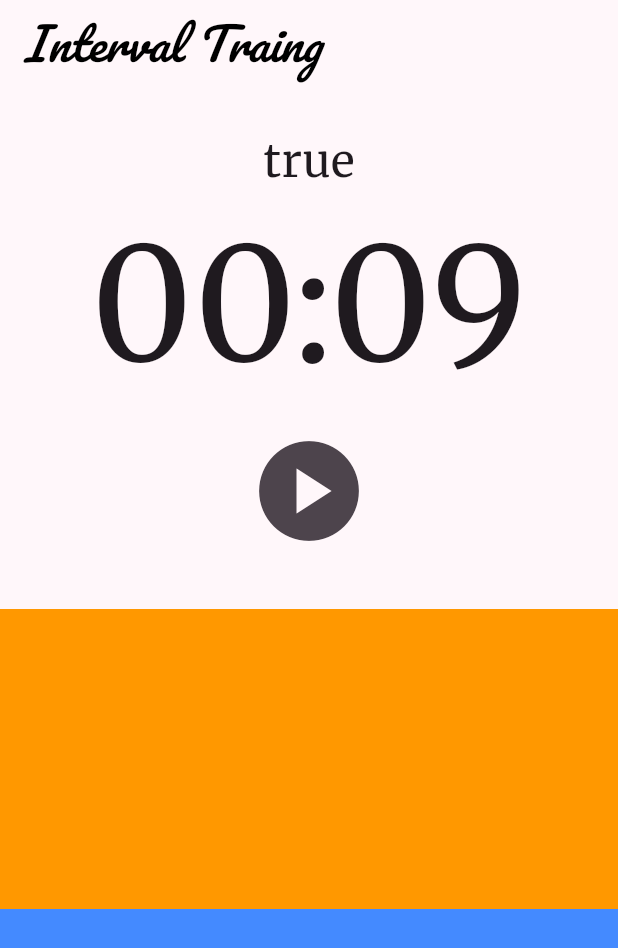
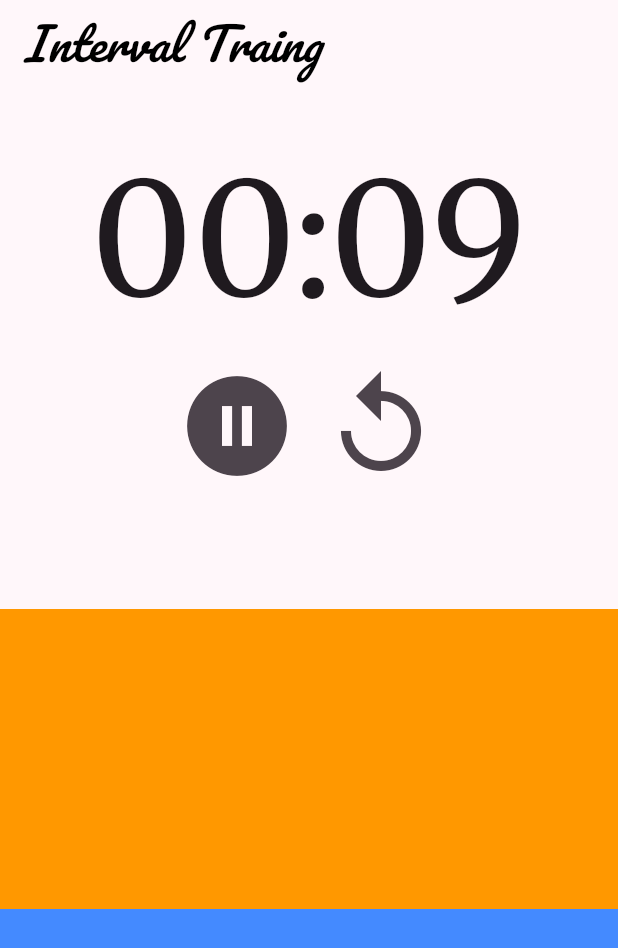
Before and after one commit to FeelOneE/intervalAppFlutter, a Flutter app: the screen it shows after launch, after a tap on the "play circle" icon, on a phone screen of 412 x 824 dp. Shown: the top 948 px of the screen. Run offline on Flutter 3.47's test engine with Material 2 defaults, Android fonts, the phone set to English and light mode, and no system bars; our stand-ins replace google_fonts.

Commit message:
feat : pause, reset 기능 구현완료

```diff
--- a/interval/lib/main.dart
+++ b/interval/lib/main.dart
@@ -18,13 +18,19 @@
 
   var min = 0;
   var sec = 10;
+  var playIcon = Icons.play_circle;
+
+
+
   bool runState = false;
   void startRun(){
     setState(() {
       if(runState){
         runState = false;
+        playIcon = Icons.play_circle;
       }else{
         runState = true;
+        playIcon = Icons.pause_circle;
       }
     });
 
@@ -46,6 +52,13 @@
         });
       });
 
+  }
+
+  void resetTimer(){
+    setState(() {
+      min = 0;
+      sec = 10;
+    });
   }
 
   @override
@@ -93,16 +106,26 @@
                         child: Center(
                           child: Column(
                             children: [
-                              Text("${runState}", style: TextStyle(fontSize: 30),),
+                              //Text("${runState}", style: TextStyle(fontSize: 30),),
                               Text("${min.toString().padLeft(2, '0')}:${sec.toString().padLeft(2, '0')}",
                               style: TextStyle(
                                 fontSize: 105
                               ),),
-                              IconButton(
-                                  onPressed: startRun,
-                                  icon: Icon(Icons.play_circle),
-                                  iconSize: 80,
-                              )
+                              Row(
+                                mainAxisAlignment: MainAxisAlignment.center,
+                                children: [
+                                  IconButton(
+                                          onPressed: startRun,
+                                          icon: Icon(playIcon),
+                                          iconSize: 80,
+                                      ),
+                                  IconButton(
+                                    onPressed: resetTimer,
+                                    icon: Icon(Icons.replay),
+                                    iconSize: 80,
+                                  )
+                                ],
+                              ),
                             ],
                           ),
                         ),
```
